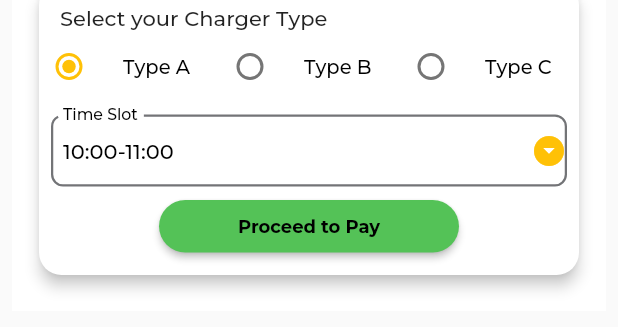
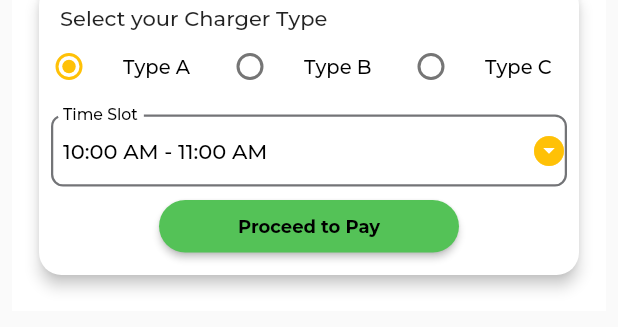
Before and after one commit to shah-rahul/EVFI-PROD, a Flutter app: the CustomMarkerPopup widget shown alone on an empty page, opened directly with empty values, after a tap on "Book Slot", on a phone screen of 412 x 824 dp. Shown: the part 139-466 px from the top of the screen. Run offline on Flutter 3.47's test engine with Material 2 defaults, Android fonts, the phone set to English and light mode, and no system bars; our stand-ins replace cloud_firestore, dot_navigation_bar, dropdown_textfield, firebase_auth, firebase_core, firebase_database and 11 more; missing offline and left inert: dart:ffi, geoflutterfire_plus, time_interval_picker; accounts and stored records are empty; project files that could hold a hidden picture were left out.

Commit message:
Second Commit

```diff
--- a/lib/presentation/pages/widgets/marker_infowindow.dart
+++ b/lib/presentation/pages/widgets/marker_infowindow.dart
@@ -1,6 +1,7 @@
 // ignore_for_file: use_key_in_widget_constructors, prefer_const_constructors
 
 import 'package:evfi/presentation/pages/models/vehicle_chargings.dart';
+import 'package:evfi/presentation/storage/booking_data_provider.dart';
 import 'package:flutter/material.dart';
 import 'package:flutter_rating_bar/flutter_rating_bar.dart';
 import 'package:google_maps_flutter/google_maps_flutter.dart';
@@ -10,7 +11,6 @@ import 'package:provider/provider.dart';
 
 import '../../storage/UserDataProvider.dart';
 import '../../register/UserChargingRegister.dart';
-import '../screens/4accountPage/payments.dart';
 import '../../resources/values_manager.dart';
 import '../../resources/color_manager.dart';
 
@@ -23,17 +23,17 @@ ChargerTypes? selectedType = ChargerTypes.A;
 /*RadioButtons*/
 
 /*Dropdown*/
-String selectedTime = '10:00-11:00';
+String selectedTime = '10:00 AM - 11:00 AM';
 List<String> timings = [
-  '9:00-10:00',
-  '10:00-11:00',
-  '11:00-12:00',
-  '12:00-01:00',
-  '01:00-02:00',
-  '02:00-03:00',
-  '03:00-04:00',
-  '04:00-05:00',
-  '05:00-06:00'
+  '09:00 AM - 10:00 AM',
+  '10:00 AM - 11:00 AM',
+  '11:00 AM - 12:00 AM',
+  '12:00 AM - 01:00 AM',
+  '01:00 AM - 02:00 AM',
+  '02:00 AM - 03:00 AM',
+  '03:00 AM - 04:00 AM',
+  '04:00 AM - 05:00 AM',
+  '05:00 AM - 06:00 AM'
 ];
 /*Dropdown*/
 
@@ -318,6 +318,7 @@ class _CustomMarkerPopupState extends State<CustomMarkerPopup> {
                     //       type: PageTransitionType.rightToLeft,
                     //       child: const PaymentScreen()),
                     // ).then((_) {
+                    BookingDataProvider(chargerId: '30AEOAYQwfJWo29LJGoU', price: widget.costOfFullCharge, timeSlot: selectedTime);
                     Provider.of<UserChargings>(context, listen: false)
                         .addCharging(chargingRequest);
                     Navigator.pop(context);
--- /dev/null
+++ b/lib/presentation/storage/booking_data_provider.dart
@@ -0,0 +1,33 @@
+import 'package:cloud_firestore/cloud_firestore.dart';
+import 'package:firebase_auth/firebase_auth.dart';
+import 'package:flutter/material.dart';
+
+class BookingDataProvider {
+  final String chargerId;
+  final double price;
+  final String timeSlot;
+
+  final CollectionReference _booking =
+      FirebaseFirestore.instance.collection('booking');
+  final _userId = FirebaseAuth.instance.currentUser!.uid;
+
+  BookingDataProvider(
+      {required this.chargerId, required this.price, required this.timeSlot}) {
+    final bookingId = _booking.id;
+    print('********************************************');
+    print(bookingId);
+    try {
+      _booking.add({
+        'bookingId': bookingId,
+        'userId': _userId,
+        'chargerId': chargerId,
+        'price': price,
+        'timeSlot': timeSlot
+      });
+    } catch (error) {
+      debugPrint('$error');
+    }
+  }
+
+  // Future<void> addBooking() async {}
+}
```
Also changed, not shown: lib/presentation/pages/screens/3Chargings/MyChargingScreen.dart (+34 -1 lines).
